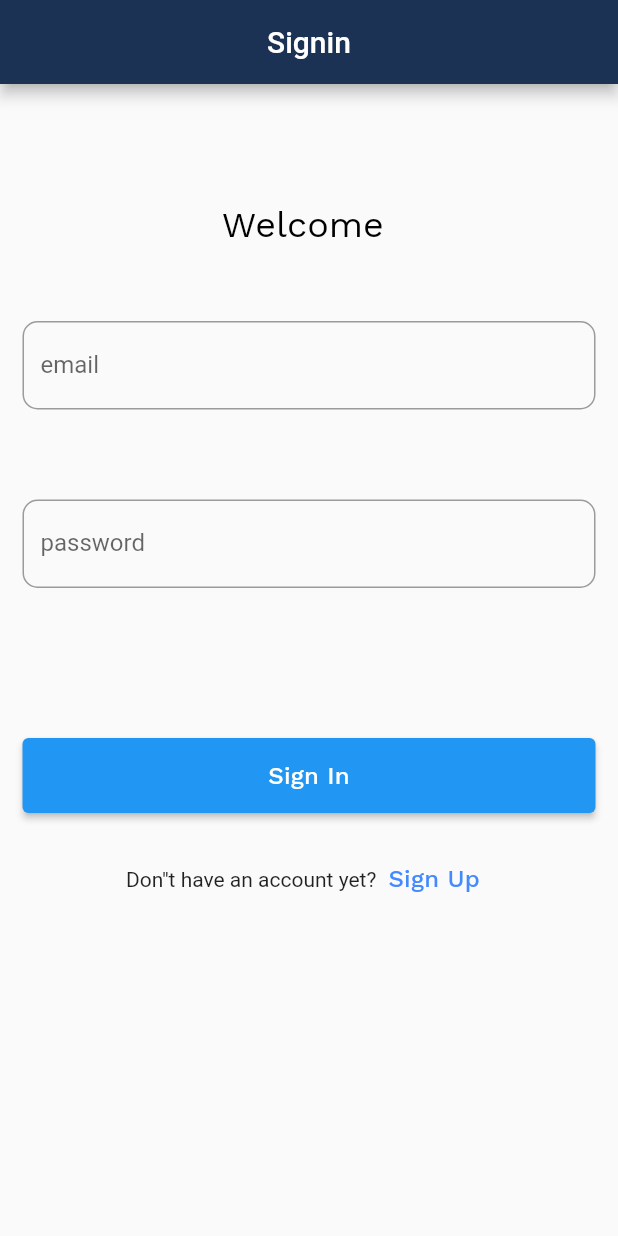
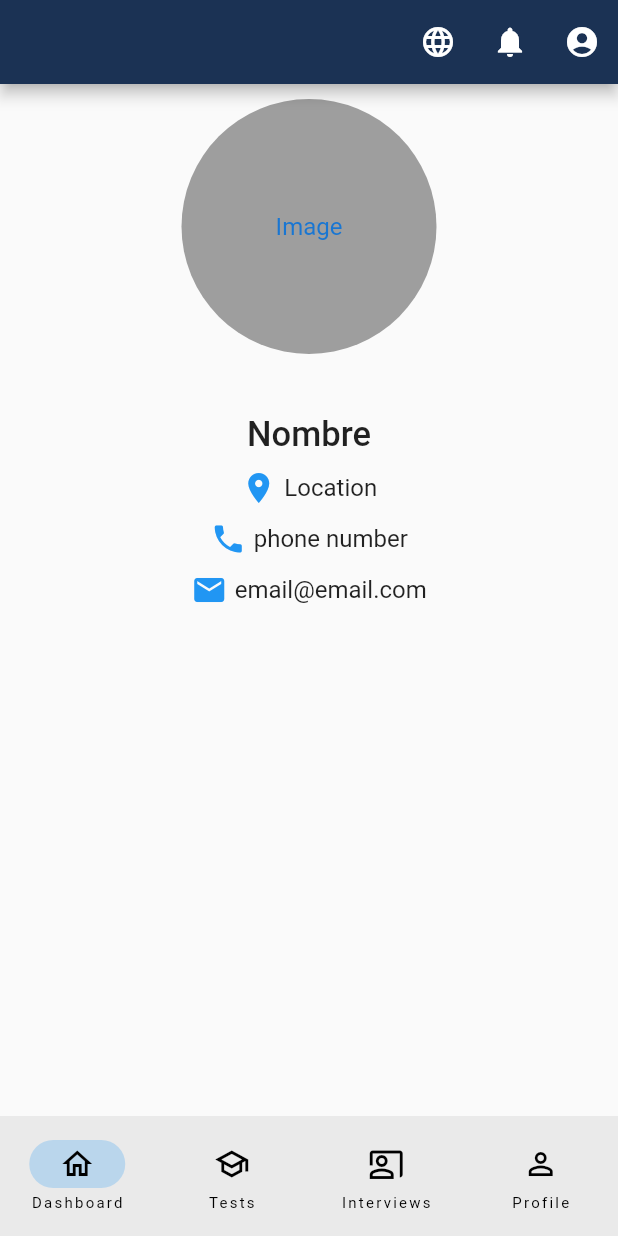
Before and after one commit to crevelandiagu/grupo7_movil-proyecto-final, a Flutter app: the screen it shows after launch, on a phone screen of 412 x 824 dp. Run offline on Flutter 3.47's test engine with Material 2 defaults, Android fonts, the phone set to English and light mode, and no system bars; our stand-ins replace get, google_fonts; missing offline and left inert: dart:ffi; generated files the repository leaves out were written again.

Commit message:
dashboard

```diff
--- a/lib/app.dart
+++ b/lib/app.dart
@@ -1,3 +1,4 @@
+import 'package:abc_jobs/candidates/views/dashboard.dart';
 import 'package:abc_jobs/candidates/views/signin.dart';
 import 'package:abc_jobs/candidates/views/signup.dart';
 import 'package:abc_jobs/utils/themes.dart';
@@ -12,13 +13,15 @@ class App extends StatelessWidget {
   @override
   Widget build(BuildContext context) {
     return GetMaterialApp(
+      debugShowCheckedModeBanner: false,
       title: "ABC Jobs",
       theme: lightTheme,
       themeMode: ThemeMode.light,
-      initialRoute: '/',
+      initialRoute: '/dashboard',
       getPages: [
         GetPage(name: '/', page: ()=>Signin()),
         GetPage(name:'/signup', page: () => Signup()),
+        GetPage(name: '/dashboard', page: ()=>Dashboard()),
       ],
 
       localizationsDelegates: const [
--- /dev/null
+++ b/lib/candidates/views/dashboard.dart
@@ -0,0 +1,102 @@
+import 'package:abc_jobs/common_widgets/widgets.dart';
+import 'package:flutter/material.dart';
+import 'package:flutter/src/widgets/framework.dart';
+import 'package:flutter/src/widgets/placeholder.dart';
+import 'package:google_fonts/google_fonts.dart';
+
+class Dashboard extends StatelessWidget {
+  const Dashboard({super.key});
+
+  @override
+  Widget build(BuildContext context) {
+    return Scaffold(
+      appBar: AppBar(
+        actions: [
+          IconButton(
+            onPressed: (){},
+            icon: const Icon(Icons.language),
+            ),
+          IconButton(
+            onPressed: (){},
+             icon: const Icon(Icons.notifications),
+             ),
+          IconButton(
+            onPressed: (){},
+            icon: const Icon(Icons.account_circle),
+            ),
+        ],
+        ),
+      body: SingleChildScrollView(
+        child: Center(
+          child: Column(
+            children: [
+              Container(
+                padding: EdgeInsets.only(top: 10),
+                width: 180,
+                height: 180,
+                child: const CircleAvatar(
+                  backgroundColor: Colors.grey,
+                  child: Text('Image'),
+                  ),
+              ),
+              const SizedBox(
+                height: 40,
+              ),
+                  Column(
+                  children: [
+                   const Text('Nombre',
+                    style: TextStyle(
+                      fontSize: 23,
+                      fontWeight: FontWeight.w500
+                    ),
+                    ),
+                    const SizedBox(
+                      height: 10,
+                    ),
+                    Row(
+                      mainAxisAlignment: MainAxisAlignment.center,
+                      children: const [
+                        Icon(Icons.location_on, color: Colors.blue,),
+                        SizedBox(
+                          width: 5,
+                        ),
+                        Text('Location', style: TextStyle(fontSize: 16),),
+                      ],
+                    ),
+                      const SizedBox(
+                      height: 10,
+                    ),
+                    Row(
+                      mainAxisAlignment: MainAxisAlignment.center,
+                      children: const [
+                        Icon(Icons.phone, color: Colors.blue,),
+                        SizedBox(width: 5,),
+                        Text('phone number',
+                        style: TextStyle( fontSize: 16),),
+                      ],
+                    ),
+                      const SizedBox(
+                      height: 10,
+                    ),
+                    Row(
+                      mainAxisAlignment: MainAxisAlignment.center,
+                      children: const [
+                        Icon(Icons.mail, color: Colors.blue,),
+                        SizedBox(width: 5,),
+                        Text('email@email.com', style: TextStyle(fontSize: 16),),
+                      ],
+                    ),
+                   const SizedBox(
+                      height: 10,
+                    )
+                  ],
+                ),
+
+            ],
+          ),
+        ),
+      ),
+      bottomNavigationBar: bottomNavigation((index) => null),
+    );
+  }
+}
--- a/pubspec.yaml
+++ b/pubspec.yaml
@@ -37,6 +37,7 @@ dependencies:
     sdk: flutter
   intl: any
   build_runner: ^2.3.0
+  persistent_bottom_nav_bar: ^5.0.2
 
 
   # The following adds the Cupertino Icons font to your application.
```
Also changed, not shown: lib/common_widgets/widgets.dart (+38 -10 lines), pubspec.lock.
